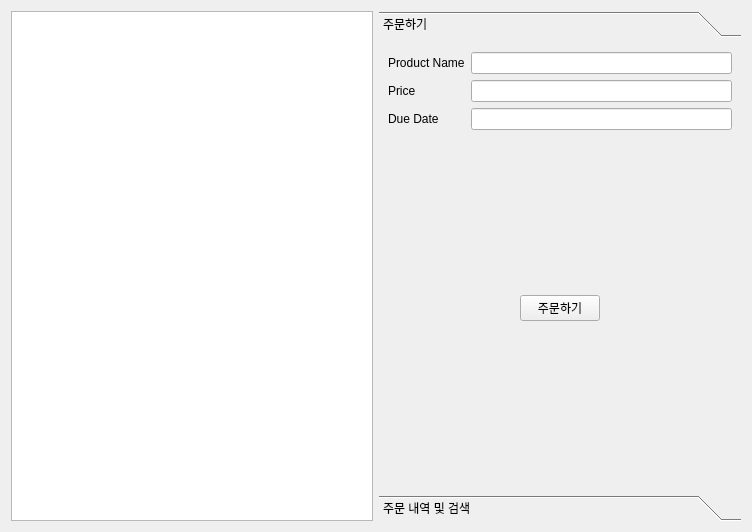
Before: the Qt Designer form securitySoftProd_Client/clientinfoform.ui in Hyun-nine-CH/securitySoftProd, drawn with Qt 5.
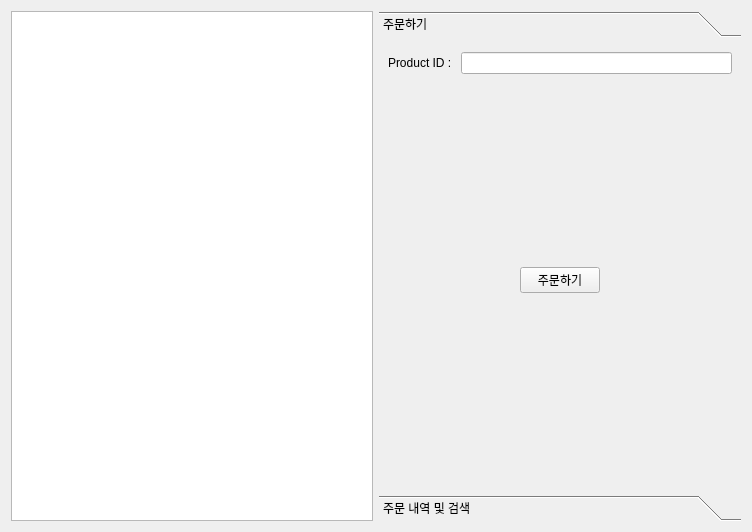
After: the same form once the commit is applied. The open tabs and pages were chosen to show the change.

What changed in the file:
```diff
--- a/securitySoftProd_Client/clientinfoform.ui
+++ b/securitySoftProd_Client/clientinfoform.ui
@@ -27,8 +27,8 @@
        <rect>
         <x>0</x>
         <y>0</y>
-        <width>359</width>
-        <height>440</height>
+        <width>368</width>
+        <height>472</height>
        </rect>
       </property>
       <attribute name="label">
@@ -40,32 +40,12 @@
          <item row="0" column="0">
           <widget class="QLabel" name="label_4">
            <property name="text">
-            <string>Product Name</string>
+            <string>Product ID : </string>
            </property>
           </widget>
          </item>
          <item row="0" column="1">
-          <widget class="QLineEdit" name="ProdName_2"/>
-         </item>
-         <item row="1" column="0">
-          <widget class="QLabel" name="label_5">
-           <property name="text">
-            <string>Price</string>
-           </property>
-          </widget>
-         </item>
-         <item row="1" column="1">
-          <widget class="QLineEdit" name="Price_2"/>
-         </item>
-         <item row="2" column="0">
-          <widget class="QLabel" name="label_6">
-           <property name="text">
-            <string>Due Date</string>
-           </property>
-          </widget>
-         </item>
-         <item row="2" column="1">
-          <widget class="QLineEdit" name="Due_2"/>
+          <widget class="QLineEdit" name="ProdID"/>
          </item>
         </layout>
        </item>
```
Left out of the diff: 6 changed lines with no effect on the pictures.
